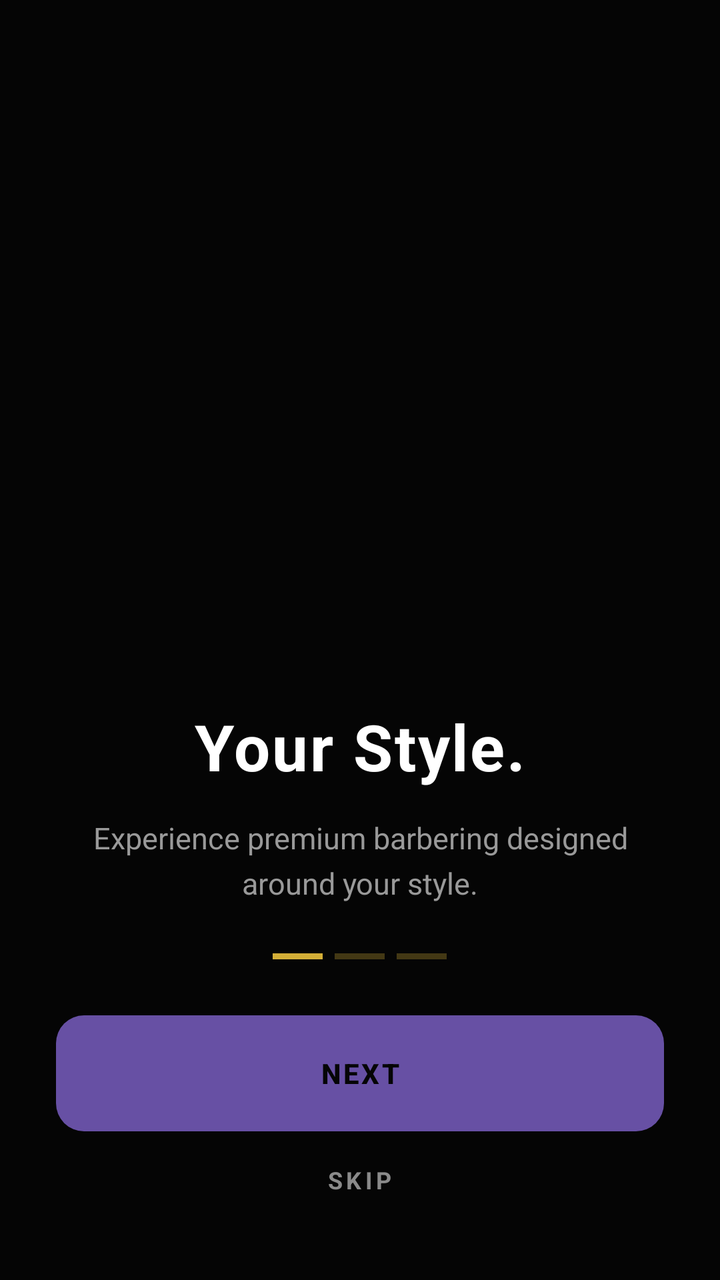
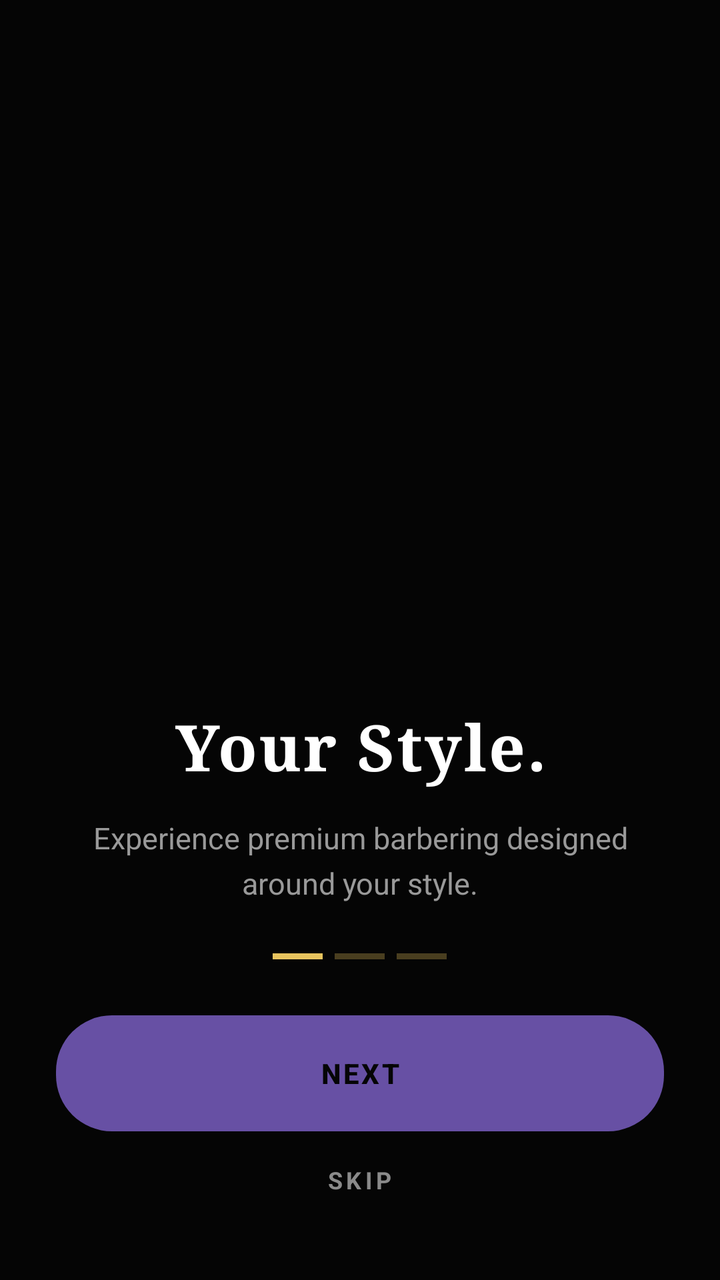

Before-and-after screenshots of an Android layout around one commit, followed by the original layout XML and the change that was made.
<!-- AndroidManifest.xml: application theme Theme.FadeandFaith -->
<!-- res/layout/activity_onboarding.xml -->
<?xml version="1.0" encoding="utf-8"?>
<androidx.constraintlayout.widget.ConstraintLayout
    xmlns:android="http://schemas.android.com/apk/res/android"
    xmlns:app="http://schemas.android.com/apk/res-auto"
    android:layout_width="match_parent"
    android:layout_height="match_parent"
    android:background="#050505">



    <androidx.viewpager2.widget.ViewPager2
        android:id="@+id/onboardingViewPager"
        android:layout_width="0dp"
        android:layout_height="0dp"
        app:layout_constraintTop_toTopOf="parent"
        app:layout_constraintBottom_toTopOf="@id/contentContainer"
        app:layout_constraintStart_toStartOf="parent"
        app:layout_constraintEnd_toEndOf="parent" />



    <LinearLayout
        android:id="@+id/contentContainer"
        android:layout_width="0dp"
        android:layout_height="wrap_content"
        android:orientation="vertical"
        android:gravity="center"
        android:paddingStart="28dp"
        android:paddingEnd="28dp"
        android:paddingBottom="26dp"
        app:layout_constraintBottom_toBottomOf="parent"
        app:layout_constraintStart_toStartOf="parent"
        app:layout_constraintEnd_toEndOf="parent">

        <TextView
            android:id="@+id/onboardingTitle"
            android:layout_width="match_parent"
            android:layout_height="wrap_content"
            android:text="Your Style."
            android:textColor="#FFFFFF"
            android:textSize="32sp"
            android:textStyle="bold"
            android:gravity="center"
            android:letterSpacing="0.03"
            android:fontFamily="sans"
            android:layout_marginBottom="14dp" />

        <TextView
            android:id="@+id/onboardingDescription"
            android:layout_width="match_parent"
            android:layout_height="wrap_content"
            android:text="Experience premium barbering designed around your style."
            android:textColor="#999999"
            android:textSize="15sp"
            android:gravity="center"
            android:lineSpacingExtra="5dp"
            android:layout_marginBottom="25dp" />



        <LinearLayout
            android:layout_width="wrap_content"
            android:layout_height="wrap_content"
            android:orientation="horizontal"
            android:gravity="center"
            android:layout_marginBottom="28dp">

            <View
                android:id="@+id/indicator1"
                android:layout_width="25dp"
                android:layout_height="3dp"
                android:background="#D4AF37"
                android:layout_marginEnd="6dp" />

            <View
                android:id="@+id/indicator2"
                android:layout_width="25dp"
                android:layout_height="3dp"
                android:background="#D4AF37"
                android:alpha="0.3"
                android:layout_marginEnd="6dp" />

            <View
                android:id="@+id/indicator3"
                android:layout_width="25dp"
                android:layout_height="3dp"
                android:background="#D4AF37"
                android:alpha="0.3" />

        </LinearLayout>



        <Button
            android:id="@+id/nextButton"
            android:layout_width="match_parent"
            android:layout_height="58dp"
            android:text="NEXT"
            android:textColor="#050505"
            android:textSize="14sp"
            android:textStyle="bold"
            android:letterSpacing="0.08"
            android:background="@drawable/goldbutton"
            android:elevation="4dp" />

        

        <TextView
            android:id="@+id/skipButton"
            android:layout_width="wrap_content"
            android:layout_height="wrap_content"
            android:text="SKIP"
            android:textColor="#8A8A8A"
            android:textSize="12sp"
            android:textStyle="bold"
            android:letterSpacing="0.15"
            android:padding="16dp" />

    </LinearLayout>

</androidx.constraintlayout.widget.ConstraintLayout>
<!-- resources referenced by this layout -->
<resources>
  <!-- drawable goldbutton (drawable) -->
  <?xml version="1.0" encoding="utf-8"?>
  <shape xmlns:android="http://schemas.android.com/apk/res/android"
      android:shape="rectangle">
  
      <solid android:color="#D4AF37" />
  
      <corners android:radius="14dp" />
  
  </shape>
  <style name="Theme.FadeandFaith" parent="Base.Theme.FadeandFaith" />
  <style name="Base.Theme.FadeandFaith" parent="Theme.Material3.DayNight.NoActionBar">
          
          
      </style>
</resources>

<!-- the commit's change to res/layout/activity_onboarding.xml (unified diff, before → after) -->
@@ -4,7 +4,7 @@
     xmlns:app="http://schemas.android.com/apk/res-auto"
     android:layout_width="match_parent"
     android:layout_height="match_parent"
-    android:background="#050505">
+    android:background="@color/ff_background">
 
 
 
@@ -36,20 +36,20 @@
             android:id="@+id/onboardingTitle"
             android:layout_width="match_parent"
             android:layout_height="wrap_content"
-            android:text="Your Style."
+            android:text="@string/onboarding_headline"
             android:textColor="#FFFFFF"
             android:textSize="32sp"
             android:textStyle="bold"
             android:gravity="center"
             android:letterSpacing="0.03"
-            android:fontFamily="sans"
+            android:fontFamily="serif"
             android:layout_marginBottom="14dp" />
 
         <TextView
             android:id="@+id/onboardingDescription"
             android:layout_width="match_parent"
             android:layout_height="wrap_content"
-            android:text="Experience premium barbering designed around your style."
+            android:text="@string/onboarding_subtext"
             android:textColor="#999999"
             android:textSize="15sp"
             android:gravity="center"
@@ -69,14 +69,14 @@
                 android:id="@+id/indicator1"
                 android:layout_width="25dp"
                 android:layout_height="3dp"
-                android:background="#D4AF37"
+                android:background="#E8C45E"
                 android:layout_marginEnd="6dp" />
 
             <View
                 android:id="@+id/indicator2"
                 android:layout_width="25dp"
                 android:layout_height="3dp"
-                android:background="#D4AF37"
+                android:background="#E8C45E"
                 android:alpha="0.3"
                 android:layout_marginEnd="6dp" />
 
@@ -84,7 +84,7 @@
                 android:id="@+id/indicator3"
                 android:layout_width="25dp"
                 android:layout_height="3dp"
-                android:background="#D4AF37"
+                android:background="#E8C45E"
                 android:alpha="0.3" />
 
         </LinearLayout>
@@ -95,12 +95,12 @@
             android:id="@+id/nextButton"
             android:layout_width="match_parent"
             android:layout_height="58dp"
-            android:text="NEXT"
-            android:textColor="#050505"
+            android:text="@string/action_next"
+            android:textColor="@color/ff_on_gold"
             android:textSize="14sp"
             android:textStyle="bold"
             android:letterSpacing="0.08"
-            android:background="@drawable/goldbutton"
+            android:background="@drawable/gold"
             android:elevation="4dp" />
 
         
@@ -109,7 +109,7 @@
             android:id="@+id/skipButton"
             android:layout_width="wrap_content"
             android:layout_height="wrap_content"
-            android:text="SKIP"
+            android:text="@string/action_skip"
             android:textColor="#8A8A8A"
             android:textSize="12sp"
             android:textStyle="bold"
<!-- resource entries referenced after the edit -->
@@ -1,15 +1,22 @@
 <!-- resources referenced by this layout -->
 <resources>
-  <!-- drawable goldbutton (drawable) -->
+  <color name="ff_background">#FF050505</color>
+  <color name="ff_on_gold">#FF050505</color>
+  <!-- drawable gold (drawable) -->
   <?xml version="1.0" encoding="utf-8"?>
-  <shape xmlns:android="http://schemas.android.com/apk/res/android"
-      android:shape="rectangle">
-  
-      <solid android:color="#D4AF37" />
-  
-      <corners android:radius="14dp" />
-  
-  </shape>
+  <ripple xmlns:android="http://schemas.android.com/apk/res/android"
+      android:color="#33000000">
+      <item>
+          <shape android:shape="rectangle">
+              <solid android:color="#E8C45E" />
+              <corners android:radius="28dp" />
+          </shape>
+      </item>
+  </ripple>
+  <string name="action_next">NEXT</string>
+  <string name="action_skip">SKIP</string>
+  <string name="onboarding_headline">Your Style.</string>
+  <string name="onboarding_subtext">Experience premium barbering designed around your style.</string>
   <style name="Theme.FadeandFaith" parent="Base.Theme.FadeandFaith" />
   <style name="Base.Theme.FadeandFaith" parent="Theme.Material3.DayNight.NoActionBar">
           
